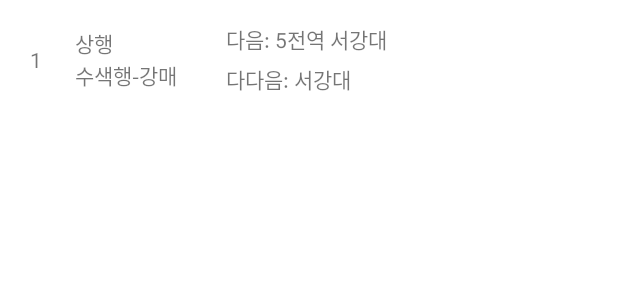
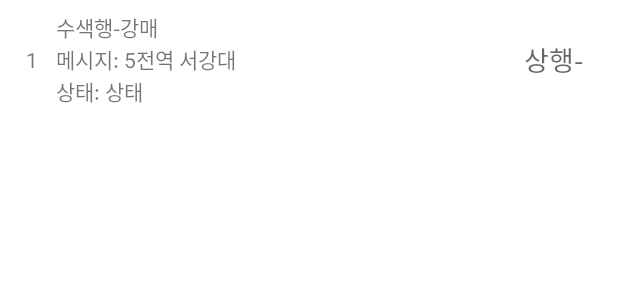
Before and after one commit to JamesDev51/dont-late-for-lecture, an Android app: the layout list_station_status.xml on its own in the app's theme, with its tools: preview values and no code run, on a phone screen of 412 x 824 dp. Shown: the top 300 px of the screen. Run offline under Robolectric (Android 15) with nearby library versions, the phone set to English and light mode, and no system bars; network calls fail.

Commit message:
fix: 실시간 위치 부분 디자인 일그러지는 것 수정 완료

```diff
--- a/app/src/main/java/com/team8/dlfl/dto/StationStatusRespDto.kt
+++ b/app/src/main/java/com/team8/dlfl/dto/StationStatusRespDto.kt
@@ -23,6 +23,7 @@ data class StationStatus (
     val recptnDt: String,
     val arvlMsg2: String,
     val arvlMsg3: String,
+    val arvlCd: String
 )
 data class StationStatusRespDto(
                                 @SerializedName("realtimeArrivalList") val realtimeStationArrival:ArrayList<StationStatus>,
--- a/app/src/main/java/com/team8/dlfl/service/RetrofitService.kt
+++ b/app/src/main/java/com/team8/dlfl/service/RetrofitService.kt
@@ -8,7 +8,7 @@ import retrofit2.http.Path
 interface RetrofitService {
 
 
-    @GET("/api/subway/6d504d7745616c73373979586f7a4c/json/realtimeStationArrival/0/5/{stationName}")
+    @GET("/api/subway/6d504d7745616c73373979586f7a4c/json/realtimeStationArrival/0/20/{stationName}")
     fun getStationStatus(@Path("stationName") stationName: String): Call<StationStatusRespDto>
 
 }
--- a/app/src/main/java/com/team8/dlfl/view/main/LatelyFragment.kt
+++ b/app/src/main/java/com/team8/dlfl/view/main/LatelyFragment.kt
@@ -39,6 +39,7 @@ class LatelyFragment : Fragment() {
         super.onViewCreated(view, savedInstanceState)
 
         viewModel.retrieveStationStatusList()
+        binding?.txtStationName?.text=viewModel.selectedStationName
         binding?.recItems?.adapter = StationStatusListAdapter(viewModel.stationStatusList)
         viewModel.stationStatusList.observe(viewLifecycleOwner) {
             binding?.recItems?.adapter?.notifyDataSetChanged()
--- a/app/src/main/res/layout/list_station_status.xml
+++ b/app/src/main/res/layout/list_station_status.xml
@@ -3,33 +3,34 @@
                                                    xmlns:app="http://schemas.android.com/apk/res-auto"
                                                    xmlns:tools="http://schemas.android.com/tools"
                                                    android:layout_width="match_parent"
-                                                   android:layout_height="wrap_content" android:layout_margin="10dp">
+                                                   android:layout_height="wrap_content" android:layout_margin="7dp">
     <TextView
             android:text="1"
             android:layout_width="wrap_content"
             android:layout_height="wrap_content" android:id="@+id/txt_row_num" app:layout_constraintTop_toTopOf="parent" app:layout_constraintBottom_toBottomOf="parent" android:layout_marginTop="10dp" android:layout_marginBottom="10dp"
             app:layout_constraintStart_toStartOf="parent" android:layout_marginStart="10dp"/>
     <LinearLayout
-            android:orientation="vertical"
+            android:orientation="horizontal"
             android:layout_width="wrap_content"
-            android:layout_height="match_parent" app:layout_constraintStart_toStartOf="parent" app:layout_constraintTop_toTopOf="parent" app:layout_constraintBottom_toBottomOf="parent" android:layout_marginStart="40dp"
-            android:layout_marginTop="5dp" android:layout_marginBottom="5dp" android:id="@+id/linearLayout8">
-        <TextView
-                android:text="상행"
-                android:layout_width="wrap_content"
-                android:layout_height="wrap_content" android:id="@+id/txt_updnLine"/>
+            android:layout_height="match_parent" app:layout_constraintStart_toStartOf="parent" android:layout_marginStart="30dp" app:layout_constraintTop_toTopOf="parent" android:id="@+id/linearLayout4"
+            app:layout_constraintBottom_toTopOf="@+id/linearLayout3">
         <TextView
                 android:text="수색행-강매"
                 android:layout_width="wrap_content"
                 android:layout_height="wrap_content" android:id="@+id/txt_trainLineNm"/>
     </LinearLayout>
     <LinearLayout
+            android:orientation="vertical"
+            android:layout_width="wrap_content"
+            android:layout_height="wrap_content" app:layout_constraintStart_toStartOf="parent" android:layout_marginStart="30dp" android:id="@+id/linearLayout3"
+            app:layout_constraintBottom_toBottomOf="parent" app:layout_constraintTop_toBottomOf="@+id/linearLayout4">
+        <LinearLayout
                 android:orientation="horizontal"
                 android:layout_width="wrap_content"
-            android:layout_height="match_parent" android:id="@+id/linearLayout7" android:layout_marginEnd="152dp" app:layout_constraintEnd_toEndOf="parent" app:layout_constraintTop_toTopOf="parent" android:layout_marginTop="5dp"
-            android:layout_marginStart="40dp" app:layout_constraintStart_toEndOf="@+id/linearLayout8" app:layout_constraintBottom_toTopOf="@+id/linearLayout9" android:layout_marginBottom="5dp">
+                android:layout_height="wrap_content" android:id="@+id/linearLayout7"
+        >
             <TextView
-                android:text="다음: "
+                    android:text="메시지: "
                     android:layout_width="wrap_content"
                     android:layout_height="wrap_content" android:id="@+id/textView7" android:layout_weight="1"/>
             <TextView
@@ -40,14 +41,21 @@
         <LinearLayout
                 android:orientation="horizontal"
                 android:layout_width="wrap_content"
-            android:layout_height="match_parent" app:layout_constraintStart_toStartOf="@+id/linearLayout7" app:layout_constraintBottom_toBottomOf="parent" android:layout_marginBottom="5dp" android:id="@+id/linearLayout9">
+                android:layout_height="match_parent" android:id="@+id/linearLayout9"
+                android:layout_marginEnd="30dp">
             <TextView
-                android:text="다다음: "
+                    android:text="상태: "
                     android:layout_width="wrap_content"
                     android:layout_height="wrap_content" android:id="@+id/textView11" android:layout_weight="1"/>
             <TextView
-                android:text="서강대"
+                    android:text="상태"
                     android:layout_width="wrap_content"
-                android:layout_height="wrap_content" android:id="@+id/txt_msg2" android:layout_weight="1"/>
+                    android:layout_height="wrap_content" android:id="@+id/txt_status" android:layout_weight="1"/>
         </LinearLayout>
+    </LinearLayout>
+    <TextView
+            android:text="상행-"
+            android:layout_width="wrap_content"
+            android:layout_height="wrap_content" android:id="@+id/txt_updnLine" android:textAppearance="@style/TextAppearance.AppCompat.Medium" app:layout_constraintEnd_toEndOf="parent"
+            app:layout_constraintStart_toStartOf="@+id/txt_row_num" app:layout_constraintHorizontal_bias="0.954" app:layout_constraintTop_toTopOf="parent" app:layout_constraintBottom_toBottomOf="parent"/>
 </androidx.constraintlayout.widget.ConstraintLayout>
```
Also changed, not shown: app/src/main/java/com/team8/dlfl/adapter/StationStatusListAdapter.kt (+10 -1 lines), app/src/main/res/layout/fragment_lately.xml (+16 -9 lines). Lines whose indentation alone changed are shown as unchanged.
